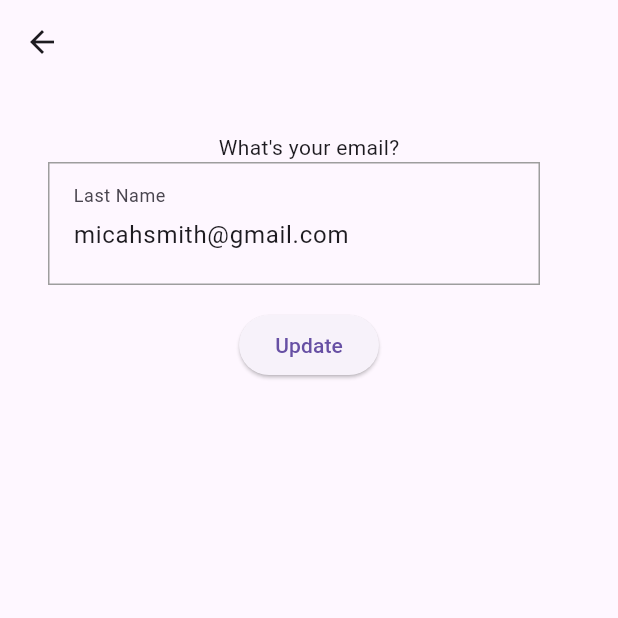
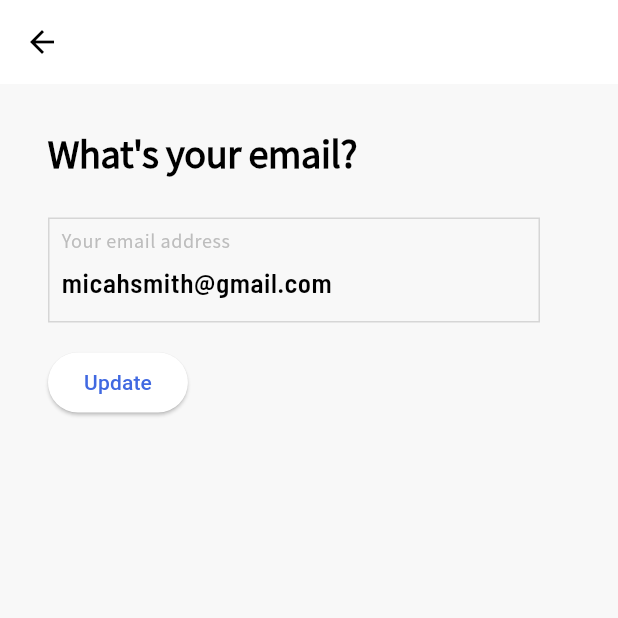
Before and after one commit to Temel00/profile_app, a Flutter app: the screen it shows after launch, after a tap on "Email", on a phone screen of 412 x 824 dp, the top half of it. Run offline on Flutter 3.47's test engine with Material 3 defaults, Android fonts, the phone set to English and light mode, and no system bars; our stand-ins replace google_fonts.

Commit message:
Created Text and Color Themes, styled components

```diff
--- a/lib/main.dart
+++ b/lib/main.dart
@@ -1,5 +1,7 @@
 import 'package:flutter/material.dart';
+import 'package:google_fonts/google_fonts.dart';
 
+// Creating a User Object
 class User extends ChangeNotifier {
   String firstName;
   String lastName;
@@ -43,10 +45,60 @@ void main() {
 class MyApp extends StatelessWidget {
   const MyApp({super.key});
 
+  final MaterialColor primaryColor =
+      const MaterialColor(0xff4169e1, <int, Color>{
+    50: Color.fromRGBO(248, 248, 248, 1),
+    100: Color.fromRGBO(198, 210, 246, 1),
+    200: Color.fromRGBO(154, 175, 239, 1),
+    300: Color.fromRGBO(109, 140, 232, 1),
+    400: Color.fromRGBO(65, 105, 225, 1),
+    500: Color.fromRGBO(32, 76, 207, 1),
+    600: Color.fromRGBO(25, 59, 163, 1),
+    700: Color.fromRGBO(19, 44, 119, 1),
+    800: Color.fromRGBO(12, 28, 75, 1),
+    900: Color.fromRGBO(5, 11, 31, 1),
+  });
+
   @override
   Widget build(BuildContext context) {
-    return const MaterialApp(
-      home: HomeScreen(),
+    return MaterialApp(
+      title: "Profile App",
+      theme: ThemeData(
+        useMaterial3: true,
+        colorScheme: ColorScheme.fromSwatch(
+            primarySwatch: primaryColor,
+            backgroundColor: const Color.fromRGBO(248, 248, 248, 1),
+            accentColor: Colors.grey[350]),
+        scaffoldBackgroundColor: primaryColor.shade50,
+        textTheme: TextTheme(
+          displayLarge: GoogleFonts.notoSansKr(
+            fontSize: 24,
+            fontWeight: FontWeight.w700,
+            color: Colors.black,
+          ),
+          displayMedium: GoogleFonts.notoSansKr(
+              fontSize: 22, fontWeight: FontWeight.w700, color: primaryColor),
+          bodyMedium: GoogleFonts.barlowCondensed(
+            fontSize: 14,
+            fontWeight: FontWeight.w600,
+          ),
+          labelMedium: GoogleFonts.notoSansKr(
+            fontSize: 12,
+            height: 2,
+            color: Colors.grey[400],
+          ),
+          bodySmall: GoogleFonts.barlowSemiCondensed(
+            fontSize: 18,
+            height: 2,
+            fontWeight: FontWeight.w600,
+          ),
+          labelSmall: GoogleFonts.notoSansKr(
+            fontSize: 16,
+            color: Colors.grey[400],
+          ),
+        ),
+      ),
+      home: const HomeScreen(),
     );
   }
 }
@@ -74,6 +126,7 @@ class _HomeScreenState extends State<HomeScreen> {
     );
   }
 
+// Method to update user object in state based on field name
   void updateUser(String updateVal1, String updateVal2, String field) {
     setState(() {
       if (field == "name") {
@@ -96,7 +149,7 @@ class _HomeScreenState extends State<HomeScreen> {
   Widget build(BuildContext context) {
     return Scaffold(
         body: Column(children: <Widget>[
-      const SizedBox(height: 30),
+      const SizedBox(height: 60),
       Text(
         "Edit Profile",
         style: Theme.of(
@@ -107,12 +160,13 @@ class _HomeScreenState extends State<HomeScreen> {
       Stack(
         children: [
           CircleAvatar(
-            radius: 64,
-            backgroundColor: Colors.blue,
+            radius: 60,
+            backgroundColor: Theme.of(context).colorScheme.primary,
             child: Padding(
               padding: const EdgeInsets.all(4),
               child: ClipOval(
                   child: CircleAvatar(
+                radius: 55,
                 backgroundColor: Colors.deepOrange[100],
               )),
             ),
@@ -128,9 +182,9 @@ class _HomeScreenState extends State<HomeScreen> {
                   shape: const CircleBorder(),
                   padding: const EdgeInsets.all(10),
                   backgroundColor: Colors.white,
-                  foregroundColor: Colors.blue,
                 ),
-                child: const Icon(Icons.edit, color: Colors.blue)),
+                child: Icon(Icons.edit,
+                    color: Theme.of(context).colorScheme.primary)),
           ),
         ],
       ),
@@ -139,8 +193,12 @@ class _HomeScreenState extends State<HomeScreen> {
           padding: const EdgeInsets.all(24.0),
           child: ListView(
             shrinkWrap: true,
-            children: ListTile.divideTiles(context: context, tiles: [
+            children: ListTile.divideTiles(
+                color: Theme.of(context).colorScheme.secondary,
+                context: context,
+                tiles: [
                   ListTile(
+                    iconColor: Theme.of(context).colorScheme.secondary,
                     onTap: () {
                       Navigator.push(
                         context,
@@ -161,6 +219,7 @@ class _HomeScreenState extends State<HomeScreen> {
                         fieldValue: "${user.firstName} ${user.lastName}"),
                   ),
                   ListTile(
+                    iconColor: Theme.of(context).colorScheme.secondary,
                     onTap: () {
                       Navigator.push(
                         context,
@@ -176,10 +235,11 @@ class _HomeScreenState extends State<HomeScreen> {
                     },
                     trailing: const Icon(Icons.arrow_forward_ios_rounded),
                     contentPadding: EdgeInsets.zero,
-                title:
-                    ProfileField(fieldLabel: "Phone", fieldValue: user.phone),
+                    title: ProfileField(
+                        fieldLabel: "Phone", fieldValue: user.phone),
                   ),
                   ListTile(
+                    iconColor: Theme.of(context).colorScheme.secondary,
                     onTap: () {
                       Navigator.push(
                         context,
@@ -195,10 +255,11 @@ class _HomeScreenState extends State<HomeScreen> {
                     },
                     trailing: const Icon(Icons.arrow_forward_ios_rounded),
                     contentPadding: EdgeInsets.zero,
-                title:
-                    ProfileField(fieldLabel: "Email", fieldValue: user.email),
+                    title: ProfileField(
+                        fieldLabel: "Email", fieldValue: user.email),
                   ),
                   ListTile(
+                    iconColor: Theme.of(context).colorScheme.secondary,
                     onTap: () {
                       Navigator.push(
                         context,
@@ -215,7 +276,8 @@ class _HomeScreenState extends State<HomeScreen> {
                     trailing: const Icon(Icons.arrow_forward_ios_rounded),
                     contentPadding: EdgeInsets.zero,
                     title: ProfileField(
-                    fieldLabel: "Tell us about yourself", fieldValue: user.bio),
+                        fieldLabel: "Tell us about yourself",
+                        fieldValue: user.bio),
                   ),
                 ]).toList(),
           ),
@@ -293,29 +355,53 @@ class _ProfileFieldPageState extends State<ProfileFieldPage> {
           child: Form(
               key: _formKey,
               child: Column(
+                mainAxisAlignment: MainAxisAlignment.start,
+                crossAxisAlignment: CrossAxisAlignment.start,
                 children: [
-                  if (widget.field == "name") const Text("What's your name?"),
+                  if (widget.field == "name")
+                    Text(
+                      "What's your name?",
+                      style: Theme.of(context).textTheme.displayLarge,
+                    ),
                   if (widget.field == "phone")
-                    const Text("What's your phone number?"),
-                  if (widget.field == "email") const Text("What's your email?"),
+                    Text(
+                      "What's your phone number?",
+                      style: Theme.of(context).textTheme.displayLarge,
+                    ),
+                  if (widget.field == "email")
+                    Text(
+                      "What's your email?",
+                      style: Theme.of(context).textTheme.displayLarge,
+                    ),
                   if (widget.field == "bio")
-                    const Text("What type of passenger are you?"),
+                    Text(
+                      "What type of passenger are you?",
+                      style: Theme.of(context).textTheme.displayLarge,
+                    ),
+                  const SizedBox(
+                    height: 30,
+                  ),
                   Row(
                     children: <Widget>[
                       if (widget.field == "name")
                         Expanded(
                           child: Container(
                             decoration: BoxDecoration(
-                                border: Border.all(color: Colors.grey)),
+                                border: Border.all(
+                                    color: Theme.of(context)
+                                        .colorScheme
+                                        .secondary)),
                             child: TextFormField(
                               keyboardType: TextInputType.name,
                               controller: _controller1,
-                              decoration: const InputDecoration(
+                              decoration: InputDecoration(
                                 border: InputBorder.none,
-                                labelText: "Last Name",
-                                contentPadding: EdgeInsets.all(16),
+                                labelText: "First Name",
+                                labelStyle:
+                                    Theme.of(context).textTheme.labelSmall,
+                                contentPadding: const EdgeInsets.all(8),
                               ),
-                              style: const TextStyle(height: 2),
+                              style: Theme.of(context).textTheme.bodySmall,
                               validator: (value) {
                                 if (value == null || value.isEmpty) {
                                   return 'Field cannot be empty';
@@ -329,16 +415,21 @@ class _ProfileFieldPageState extends State<ProfileFieldPage> {
                         Expanded(
                           child: Container(
                             decoration: BoxDecoration(
-                                border: Border.all(color: Colors.grey)),
+                                border: Border.all(
+                                    color: Theme.of(context)
+                                        .colorScheme
+                                        .secondary)),
                             child: TextFormField(
                               keyboardType: TextInputType.phone,
                               controller: _controller1,
-                              decoration: const InputDecoration(
+                              decoration: InputDecoration(
                                 border: InputBorder.none,
-                                labelText: "Last Name",
-                                contentPadding: EdgeInsets.all(16),
+                                labelText: "Your phone number",
+                                labelStyle:
+                                    Theme.of(context).textTheme.labelSmall,
+                                contentPadding: const EdgeInsets.all(8),
                               ),
-                              style: const TextStyle(height: 2),
+                              style: Theme.of(context).textTheme.bodySmall,
                               validator: (value) {
                                 if (value == null || value.isEmpty) {
                                   return 'Field cannot be empty';
@@ -352,16 +443,21 @@ class _ProfileFieldPageState extends State<ProfileFieldPage> {
                         Expanded(
                           child: Container(
                             decoration: BoxDecoration(
-                                border: Border.all(color: Colors.grey)),
+                                border: Border.all(
+                                    color: Theme.of(context)
+                                        .colorScheme
+                                        .secondary)),
                             child: TextFormField(
                               keyboardType: TextInputType.emailAddress,
                               controller: _controller1,
-                              decoration: const InputDecoration(
+                              decoration: InputDecoration(
                                 border: InputBorder.none,
-                                labelText: "Last Name",
-                                contentPadding: EdgeInsets.all(16),
+                                labelText: "Your email address",
+                                labelStyle:
+                                    Theme.of(context).textTheme.labelSmall,
+                                contentPadding: const EdgeInsets.all(8),
                               ),
-                              style: const TextStyle(height: 2),
+                              style: Theme.of(context).textTheme.bodySmall,
                               validator: (value) {
                                 if (value == null || value.isEmpty) {
                                   return 'Field cannot be empty';
@@ -375,17 +471,22 @@ class _ProfileFieldPageState extends State<ProfileFieldPage> {
                         Expanded(
                           child: Container(
                             decoration: BoxDecoration(
-                                border: Border.all(color: Colors.grey)),
+                                border: Border.all(
+                                    color: Theme.of(context)
+                                        .colorScheme
+                                        .secondary)),
                             child: TextFormField(
                               keyboardType: TextInputType.multiline,
                               maxLines: null,
                               controller: _controller1,
-                              decoration: const InputDecoration(
+                              decoration: InputDecoration(
                                 border: InputBorder.none,
-                                labelText: "Last Name",
-                                contentPadding: EdgeInsets.all(16),
+                                hintText: "Write a little bit about yourself",
+                                labelStyle:
+                                    Theme.of(context).textTheme.labelSmall,
+                                contentPadding: const EdgeInsets.all(8),
                               ),
-                              style: const TextStyle(height: 2),
+                              style: Theme.of(context).textTheme.bodySmall,
                               validator: (value) {
                                 if (value == null || value.isEmpty) {
                                   return 'Field cannot be empty';
@@ -400,16 +501,21 @@ class _ProfileFieldPageState extends State<ProfileFieldPage> {
                         Flexible(
                           child: Container(
                             decoration: BoxDecoration(
-                                border: Border.all(color: Colors.grey)),
+                                border: Border.all(
+                                    color: Theme.of(context)
+                                        .colorScheme
+                                        .secondary)),
                             child: TextFormField(
                               keyboardType: TextInputType.name,
                               controller: _controller2,
-                              decoration: const InputDecoration(
+                              decoration: InputDecoration(
                                 border: InputBorder.none,
                                 labelText: "Last Name",
-                                contentPadding: EdgeInsets.all(16),
+                                labelStyle:
+                                    Theme.of(context).textTheme.labelSmall,
+                                contentPadding: const EdgeInsets.all(8),
                               ),
-                              style: const TextStyle(height: 2),
+                              style: Theme.of(context).textTheme.bodySmall,
                               validator: (value) {
                                 if (value == null || value.isEmpty) {
                                   return 'Field cannot be empty';
--- a/pubspec.yaml
+++ b/pubspec.yaml
@@ -26,6 +26,7 @@ dependencies:
     sdk: flutter
   cupertino_icons: ^1.0.2
   provider: ^6.1.1
+  google_fonts: ^6.1.0
 
 dev_dependencies:
   flutter_test:
```
Also changed, not shown: pubspec.lock, 1 other file. Lines whose indentation alone changed are shown as unchanged.
